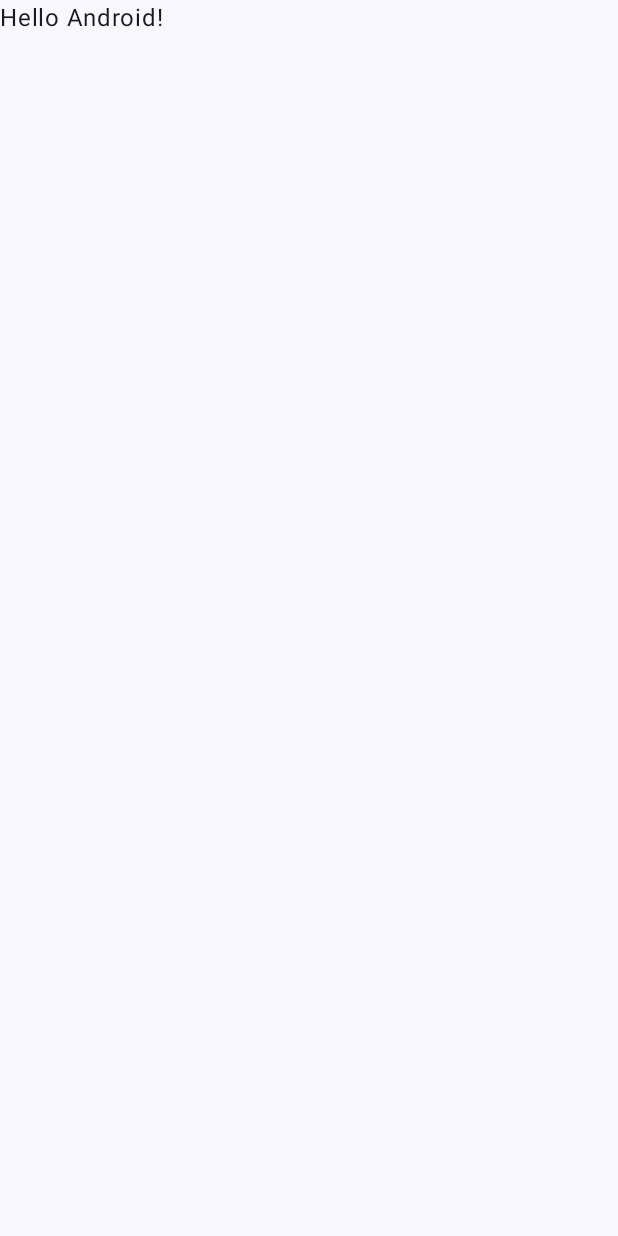
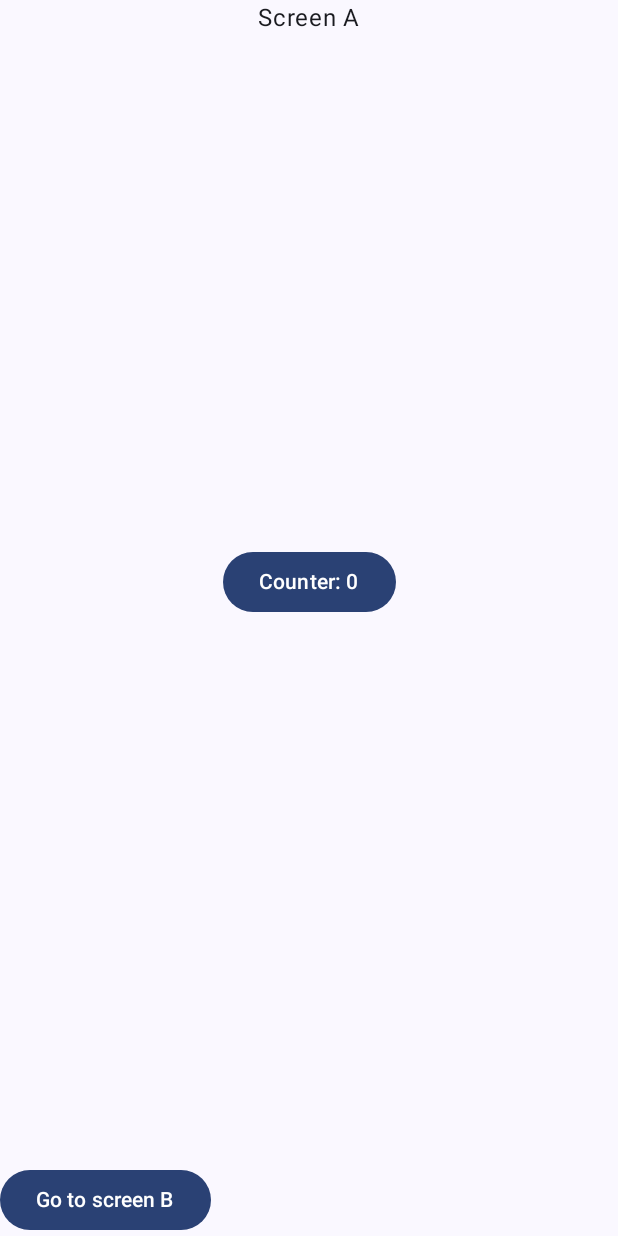
Before and after one commit to philipplackner/AndroidInternals, an Android app built with Jetpack Compose: the screen it shows after launch (MainActivity), on a phone screen of 412 x 824 dp. Before the commit the screen is almost empty. Run offline under Robolectric (Android 15) with nearby library versions, the phone set to English and light mode, and no system bars.

Commit message:
ViewModel lifecycle demo

```diff
--- a/app/build.gradle.kts
+++ b/app/build.gradle.kts
@@ -2,6 +2,7 @@ plugins {
     alias(libs.plugins.android.application)
     alias(libs.plugins.kotlin.android)
     alias(libs.plugins.kotlin.compose)
+    alias(libs.plugins.kotlin.serialization)
 }
 
 android {
@@ -56,4 +57,8 @@ dependencies {
     androidTestImplementation(libs.androidx.ui.test.junit4)
     debugImplementation(libs.androidx.ui.tooling)
     debugImplementation(libs.androidx.ui.test.manifest)
+
+    implementation(libs.androidx.lifecycle.viewmodel.compose)
+    implementation(libs.navigation.compose)
+    implementation(libs.kotlinx.serialization.json)
 }
--- /dev/null
+++ b/app/src/main/java/com/plcoding/androidinternals/CounterViewModel.kt
@@ -0,0 +1,22 @@
+package com.plcoding.androidinternals
+
+import androidx.compose.runtime.getValue
+import androidx.compose.runtime.mutableIntStateOf
+import androidx.compose.runtime.mutableStateOf
+import androidx.compose.runtime.setValue
+import androidx.lifecycle.ViewModel
+
+class CounterViewModel: ViewModel() {
+
+    var counter by mutableIntStateOf(0)
+        private set
+
+    fun increment() {
+        counter++
+    }
+
+    override fun onCleared() {
+        super.onCleared()
+        println("CounterViewModel cleared!")
+    }
+}
--- a/app/src/main/java/com/plcoding/androidinternals/MainActivity.kt
+++ b/app/src/main/java/com/plcoding/androidinternals/MainActivity.kt
@@ -4,14 +4,40 @@ import android.os.Bundle
 import androidx.activity.ComponentActivity
 import androidx.activity.compose.setContent
 import androidx.activity.enableEdgeToEdge
+import androidx.compose.foundation.layout.Box
+import androidx.compose.foundation.layout.Column
 import androidx.compose.foundation.layout.fillMaxSize
 import androidx.compose.foundation.layout.padding
+import androidx.compose.material3.Button
 import androidx.compose.material3.Scaffold
 import androidx.compose.material3.Text
 import androidx.compose.runtime.Composable
+import androidx.compose.runtime.remember
+import androidx.compose.ui.Alignment
 import androidx.compose.ui.Modifier
 import androidx.compose.ui.tooling.preview.Preview
+import androidx.lifecycle.ViewModel
+import androidx.lifecycle.viewmodel.compose.viewModel
+import androidx.navigation.NavBackStackEntry
+import androidx.navigation.NavController
+import androidx.navigation.compose.NavHost
+import androidx.navigation.compose.composable
+import androidx.navigation.compose.navigation
+import androidx.navigation.compose.rememberNavController
 import com.plcoding.androidinternals.ui.theme.AndroidInternalsTheme
+import kotlinx.serialization.Serializable
+
+@Serializable
+data object ScreenA
+
+@Serializable
+data object ScreenB
+
+@Serializable
+data object ScreenC
+
+@Serializable
+data object ScreenBAndCGraph
 
 class MainActivity : ComponentActivity() {
     override fun onCreate(savedInstanceState: Bundle?) {
@@ -20,10 +46,65 @@ class MainActivity : ComponentActivity() {
         setContent {
             AndroidInternalsTheme {
                 Scaffold(modifier = Modifier.fillMaxSize()) { innerPadding ->
-                    Greeting(
-                        name = "Android",
-                        modifier = Modifier.padding(innerPadding)
-                    )
+                    val navController = rememberNavController()
+                    NavHost(
+                        navController = navController,
+                        modifier = Modifier
+                            .fillMaxSize()
+                            .padding(innerPadding),
+                        startDestination = ScreenA
+                    ) {
+                        composable<ScreenA> {
+                            val viewModel = viewModel<CounterViewModel>()
+                            Column {
+                                CounterUi(
+                                    screenName = "Screen A",
+                                    counter = viewModel.counter,
+                                    onIncrementClick = viewModel::increment,
+                                    modifier = Modifier.weight(1f)
+                                )
+                                Button(
+                                    onClick = {
+                                        navController.navigate(ScreenBAndCGraph)
+                                    }
+                                ) {
+                                    Text("Go to screen B")
+                                }
+                            }
+                        }
+
+                        navigation<ScreenBAndCGraph>(
+                            startDestination = ScreenB
+                        ) {
+                            composable<ScreenB> {
+                                val viewModel = it.sharedViewModel<CounterViewModel>(navController)
+                                Column {
+                                    CounterUi(
+                                        screenName = "Screen B",
+                                        counter = viewModel.counter,
+                                        onIncrementClick = viewModel::increment,
+                                        modifier = Modifier.weight(1f)
+                                    )
+                                    Button(
+                                        onClick = {
+                                            navController.navigate(ScreenC)
+                                        }
+                                    ) {
+                                        Text("Go to screen C")
+                                    }
+                                }
+                            }
+
+                            composable<ScreenC> {
+                                val viewModel = it.sharedViewModel<CounterViewModel>(navController)
+                                CounterUi(
+                                    screenName = "Screen C",
+                                    counter = viewModel.counter,
+                                    onIncrementClick = viewModel::increment
+                                )
+                            }
+                        }
+                    }
                 }
             }
         }
@@ -31,17 +112,36 @@ class MainActivity : ComponentActivity() {
 }
 
 @Composable
-fun Greeting(name: String, modifier: Modifier = Modifier) {
-    Text(
-        text = "Hello $name!",
-        modifier = modifier
-    )
+private inline fun <reified T: ViewModel> NavBackStackEntry.sharedViewModel(
+    navController: NavController
+): T {
+    val navGraphRoute = destination.parent?.route ?: return viewModel<T>()
+    val parentEntry = remember(this) {
+        navController.getBackStackEntry(navGraphRoute)
+    }
+    return viewModel(viewModelStoreOwner = parentEntry)
 }
 
-@Preview(showBackground = true)
+
 @Composable
-fun GreetingPreview() {
-    AndroidInternalsTheme {
-        Greeting("Android")
+fun CounterUi(
+    screenName: String,
+    counter: Int,
+    onIncrementClick: () -> Unit,
+    modifier: Modifier = Modifier
+) {
+    Box(
+        modifier = modifier
+            .fillMaxSize(),
+        contentAlignment = Alignment.Center
+    ) {
+        Text(
+            text = screenName,
+            modifier = Modifier
+                .align(Alignment.TopCenter)
+        )
+        Button(onClick = onIncrementClick) {
+            Text("Counter: $counter")
+        }
     }
 }
```
Also changed, not shown: gradle/libs.versions.toml (+7 -1 lines).
